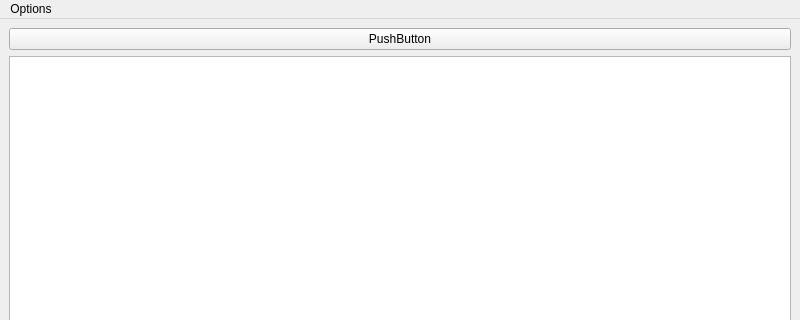
Before: the Qt Designer form Recipe_book/mainwindow.ui in Bojo992/Qt_project_cs4076, drawn with Qt 5; both pictures show x 0 to 800 and y 0 to 320 of the 800 by 600 pixel window.
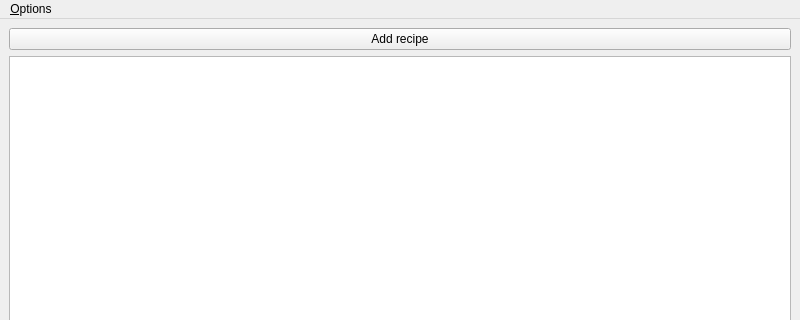
After: the same form once the commit is applied.

Commit message: Fix of parsing of recipe into json, rebasing fo files

The edit to the form file:
```diff
--- a/Recipe_book/mainwindow.ui
+++ b/Recipe_book/mainwindow.ui
@@ -21,7 +21,7 @@
     <item row="0" column="0">
      <widget class="QPushButton" name="addNewRecipeButton">
       <property name="text">
-       <string>PushButton</string>
+       <string>Add recipe</string>
       </property>
      </widget>
     </item>
@@ -38,7 +38,7 @@
    </property>
    <widget class="QMenu" name="menuOptions">
     <property name="title">
-     <string>Options</string>
+     <string>&amp;Options</string>
     </property>
     <addaction name="actionSettings"/>
     <addaction name="quiteOption"/>
```
Left out of the diff: 18 changed lines with no effect on the pictures. The commit also changes 31 other files.
